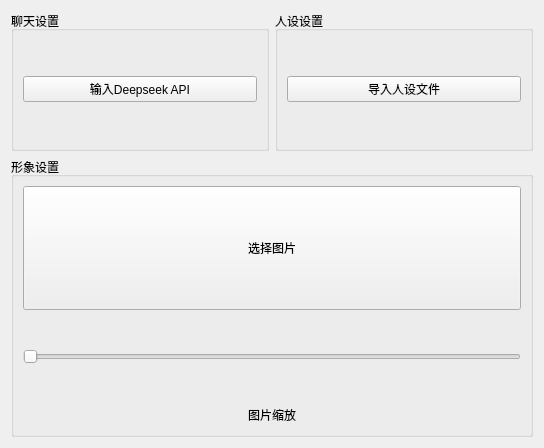
Before: the Qt Designer form ui/views/set_window.ui in rinko224/desktop_pet, drawn with Qt 5.
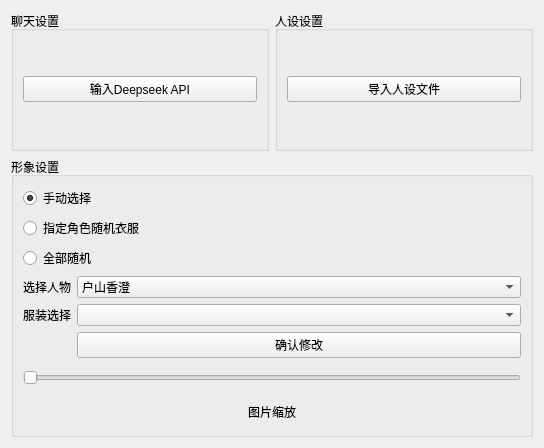
After: the same form once the commit is applied.

```diff
--- a/ui/views/set_window.ui
+++ b/ui/views/set_window.ui
@@ -57,23 +57,118 @@
        <property name="title">
         <string>形象设置</string>
        </property>
-       <layout class="QVBoxLayout" name="verticalLayout" stretch="6,4,1">
-        <property name="sizeConstraint">
-         <enum>QLayout::SetDefaultConstraint</enum>
-        </property>
+       <layout class="QVBoxLayout" name="verticalLayout" stretch="4,2,1">
         <item>
-         <widget class="QPushButton" name="picture_choose">
-          <property name="sizePolicy">
-           <sizepolicy hsizetype="Minimum" vsizetype="Ignored">
-            <horstretch>1</horstretch>
-            <verstretch>1</verstretch>
-           </sizepolicy>
-          </property>
-          <property name="text">
-           <string>选择图片</string>
-          </property>
-         </widget>
+         <layout class="QVBoxLayout" name="verticalLayout_mode">
+          <item>
+           <widget class="QRadioButton" name="radio_manual">
+            <property name="text">
+             <string>手动选择</string>
+            </property>
+            <property name="checked">
+             <bool>true</bool>
+            </property>
+           </widget>
+          </item>
+          <item>
+           <widget class="QRadioButton" name="radio_char_random">
+            <property name="text">
+             <string>指定角色随机衣服</string>
+            </property>
+           </widget>
+          </item>
+          <item>
+           <widget class="QRadioButton" name="radio_all_random">
+            <property name="text">
+             <string>全部随机</string>
+            </property>
+           </widget>
+          </item>
+         </layout>
         </item>
+
+        <item>
+         <layout class="QFormLayout" name="formLayout">
+          <item row="0" column="0">
+           <widget class="QLabel" name="label_2">
+            <property name="text">
+             <string>选择人物</string>
+            </property>
+           </widget>
+          </item>
+          <item row="0" column="1">
+           <widget class="QComboBox" name="character">
+            <item><property name="text"><string>户山香澄</string></property></item>
+            <item><property name="text"><string>花园多惠</string></property></item>
+            <item><property name="text"><string>牛込里美</string></property></item>
+            <item><property name="text"><string>山吹沙绫</string></property></item>
+            <item><property name="text"><string>市谷有咲</string></property></item>
+
+            <item><property name="text"><string>美竹兰</string></property></item>
+            <item><property name="text"><string>青叶摩卡</string></property></item>
+            <item><property name="text"><string>上原绯玛丽</string></property></item>
+            <item><property name="text"><string>宇田川巴</string></property></item>
+            <item><property name="text"><string>羽泽鸫</string></property></item>
+
+            <item><property name="text"><string>丸山彩</string></property></item>
+            <item><property name="text"><string>冰川日菜</string></property></item>
+            <item><property name="text"><string>白鹭千圣</string></property></item>
+            <item><property name="text"><string>大和麻弥</string></property></item>
+            <item><property name="text"><string>若宫伊芙</string></property></item>
+
+            <item><property name="text"><string>湊友希那</string></property></item>
+            <item><property name="text"><string>冰川纱夜</string></property></item>
+            <item><property name="text"><string>今井莉莎</string></property></item>
+            <item><property name="text"><string>宇田川亚子</string></property></item>
+            <item><property name="text"><string>白金燐子</string></property></item>
+
+            <item><property name="text"><string>弦卷心</string></property></item>
+            <item><property name="text"><string>濑田薰</string></property></item>
+            <item><property name="text"><string>北泽育美</string></property></item>
+            <item><property name="text"><string>松原花音</string></property></item>
+            <item><property name="text"><string>奥泽美咲</string></property></item>
+
+            <item><property name="text"><string>仓田真白</string></property></item>
+            <item><property name="text"><string>桐谷透子</string></property></item>
+            <item><property name="text"><string>广町七深</string></property></item>
+            <item><property name="text"><string>二叶筑紫</string></property></item>
+            <item><property name="text"><string>八潮瑠唯</string></property></item>
+
+            <item><property name="text"><string>和奏瑞依</string></property></item>
+            <item><property name="text"><string>朝日六花</string></property></item>
+            <item><property name="text"><string>佐藤益木</string></property></item>
+            <item><property name="text"><string>鳰原令王那</string></property></item>
+            <item><property name="text"><string>珠手知由</string></property></item>
+
+            <item><property name="text"><string>高松灯</string></property></item>
+            <item><property name="text"><string>千早爱音</string></property></item>
+            <item><property name="text"><string>要乐奈</string></property></item>
+            <item><property name="text"><string>长崎爽世</string></property></item>
+            <item><property name="text"><string>椎名立希</string></property></item>
+           </widget>
+          </item>
+
+          <item row="1" column="0">
+           <widget class="QLabel" name="label_3">
+            <property name="text">
+             <string>服装选择</string>
+            </property>
+           </widget>
+          </item>
+          <item row="1" column="1">
+           <widget class="QComboBox" name="costume"/>
+          </item>
+
+          <item row="2" column="1">
+           <widget class="QPushButton" name="confirm_costume">
+            <property name="text">
+             <string>确认修改</string>
+            </property>
+           </widget>
+          </item>
+         </layout>
+        </item>
+
         <item>
          <widget class="QSlider" name="picture_resize">
           <property name="sizePolicy">
```
Left out of the diff: 2 changed lines with no effect on the pictures.
